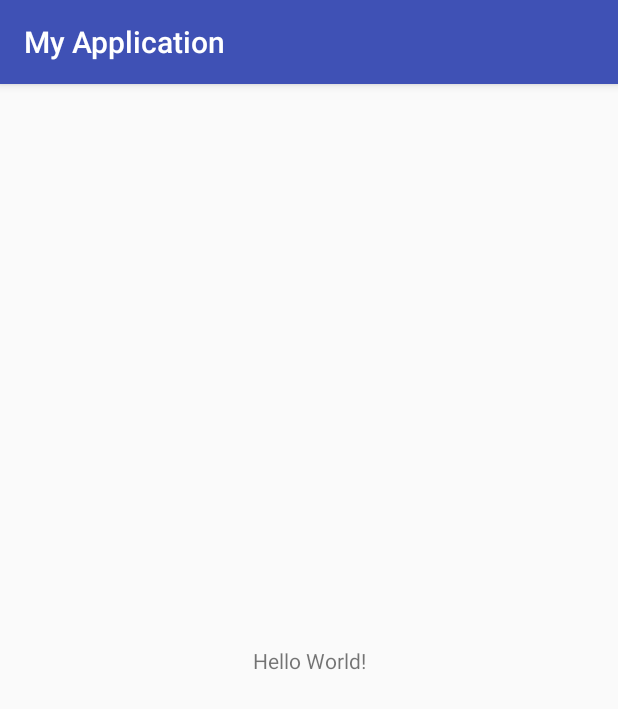
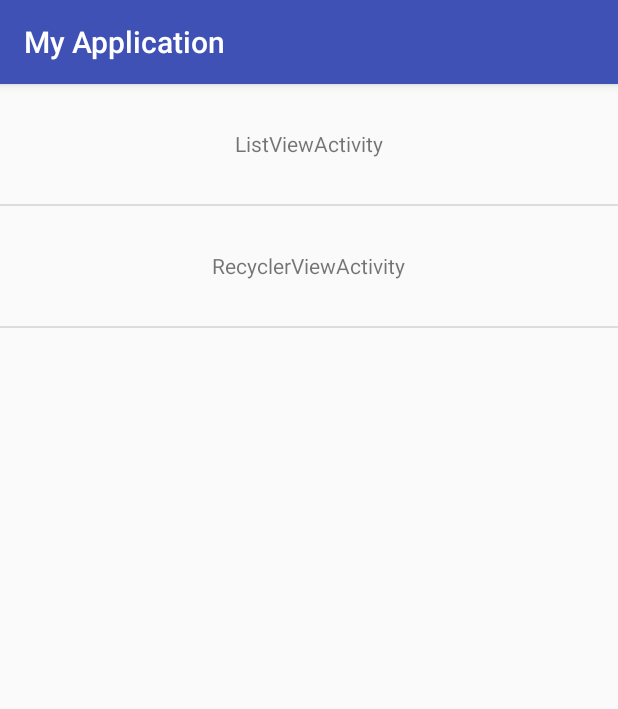
Before and after one commit to OboBear/PullToRefreshLayout, an Android app: the screen it shows after launch (MainActivity), on a phone screen of 412 x 824 dp. Shown: the top 709 px of the screen. Run offline under Robolectric (Android 15) with nearby library versions, the phone set to English and light mode, and no system bars; our stand-ins replace data binding.

```diff
--- a/app/build.gradle
+++ b/app/build.gradle
@@ -16,11 +16,15 @@ android {
             proguardFiles getDefaultProguardFile('proguard-android.txt'), 'proguard-rules.pro'
         }
     }
+    dataBinding {
+        enabled = true
+    }
 }
 
 dependencies {
-    implementation fileTree(dir: 'libs', include: ['*.jar'])
+    implementation fileTree(include: ['*.jar'], dir: 'libs')
     implementation 'com.android.support:appcompat-v7:26.1.0'
+    implementation 'com.android.support:recyclerview-v7:26.1.0'
     implementation 'com.android.support.constraint:constraint-layout:1.0.2'
     testImplementation 'junit:junit:4.12'
     androidTestImplementation 'com.android.support.test:runner:1.0.1'
--- a/app/src/main/AndroidManifest.xml
+++ b/app/src/main/AndroidManifest.xml
@@ -9,13 +9,15 @@
         android:roundIcon="@mipmap/ic_launcher_round"
         android:supportsRtl="true"
         android:theme="@style/AppTheme">
-        <activity android:name=".MainActivity">
+        <activity android:name=".main.MainActivity">
             <intent-filter>
                 <action android:name="android.intent.action.MAIN" />
 
                 <category android:name="android.intent.category.LAUNCHER" />
             </intent-filter>
         </activity>
+        <activity android:name=".listview.ListViewActivity" />
+        <activity android:name=".recyclerview.RecyclerViewActivity" />
     </application>
 
 </manifest>
--- a/app/src/main/java/com/me/obo/myapplication/MainActivity.java
+++ /dev/null
@@ -1,13 +0,0 @@
-package com.me.obo.myapplication;
-
-import android.support.v7.app.AppCompatActivity;
-import android.os.Bundle;
-
-public class MainActivity extends AppCompatActivity {
-
-    @Override
-    protected void onCreate(Bundle savedInstanceState) {
-        super.onCreate(savedInstanceState);
-        setContentView(R.layout.activity_main);
-    }
-}
--- /dev/null
+++ b/app/src/main/java/com/me/obo/myapplication/main/MainActivity.java
@@ -0,0 +1,45 @@
+package com.me.obo.myapplication.main;
+
+import android.content.Intent;
+import android.support.v7.app.AppCompatActivity;
+import android.os.Bundle;
+import android.support.v7.widget.LinearLayoutManager;
+import android.support.v7.widget.RecyclerView;
+import android.view.View;
+import android.widget.AdapterView;
+import android.widget.ListView;
+
+import com.me.obo.myapplication.R;
+import com.me.obo.myapplication.listview.ListViewActivity;
+import com.me.obo.myapplication.recyclerview.RecyclerViewAdapter;
+import com.me.obo.myapplication.recyclerview.RecyclerViewActivity;
+
+import java.util.ArrayList;
+import java.util.List;
+
+public class MainActivity extends AppCompatActivity implements AdapterView.OnItemClickListener {
+
+    ListView mListView;
+    private List<MainViewModel> mMainViewModels;
+
+    @Override
+    protected void onCreate(Bundle savedInstanceState) {
+        super.onCreate(savedInstanceState);
+        setContentView(R.layout.activity_main);
+        mListView = findViewById(R.id.lv_main);
+        mListView.setAdapter(new MainListViewAdapter(this, mMainViewModels = generateMainViewModels()));
+        mListView.setOnItemClickListener(this);
+    }
+
+    private List<MainViewModel> generateMainViewModels() {
+        List<MainViewModel> mainViewModels = new ArrayList<>();
+        mainViewModels.add(new MainViewModel("ListViewActivity", ListViewActivity.class));
+        mainViewModels.add(new MainViewModel("RecyclerViewActivity", RecyclerViewActivity.class));
+        return mainViewModels;
+    }
+
+    @Override
+    public void onItemClick(AdapterView<?> parent, View view, int position, long id) {
+        startActivity(new Intent(this, mMainViewModels.get(position).getTarget()));
+    }
+}
--- /dev/null
+++ b/app/src/main/java/com/me/obo/myapplication/main/MainListViewAdapter.java
@@ -0,0 +1,62 @@
+package com.me.obo.myapplication.main;
+
+import android.content.Context;
+import android.view.LayoutInflater;
+import android.view.View;
+import android.view.ViewGroup;
+import android.widget.BaseAdapter;
+import android.widget.TextView;
+
+import com.me.obo.myapplication.R;
+
+import java.util.List;
+
+/**
+ * @author obo
+ * @date 2018/1/23
+ */
+
+public class MainListViewAdapter extends BaseAdapter {
+    private List<MainViewModel> mMainViewModels;
+    private LayoutInflater mLayoutInflater;
+    public MainListViewAdapter(Context context, List<MainViewModel> mainViewModels) {
+        mMainViewModels = mainViewModels;
+        mLayoutInflater = (LayoutInflater) context.getSystemService(Context.LAYOUT_INFLATER_SERVICE);
+    }
+
+    @Override
+    public int getCount() {
+        return mMainViewModels.size();
+    }
+
+    @Override
+    public Object getItem(int position) {
+        return null;
+    }
+
+    @Override
+    public long getItemId(int position) {
+        return 0;
+    }
+
+    @Override
+    public View getView(int position, View convertView, ViewGroup parent) {
+        ViewHolder viewHolder;
+        if (convertView == null) {
+            convertView = mLayoutInflater.inflate(R.layout.item_main, parent, false);
+            viewHolder = new ViewHolder();
+            viewHolder.textView = convertView.findViewById(R.id.tv_main_item);
+            convertView.setTag(viewHolder);
+        } else {
+            viewHolder = (ViewHolder) convertView.getTag();
+        }
+        viewHolder.textView.setText(mMainViewModels.get(position).getItemName());
+        return convertView;
+    }
+
+
+    private static class ViewHolder {
+        TextView textView;
+    }
+
+}
--- /dev/null
+++ b/app/src/main/java/com/me/obo/myapplication/main/MainViewModel.java
@@ -0,0 +1,25 @@
+package com.me.obo.myapplication.main;
+
+import android.app.Activity;
+
+/**
+ * @author obo
+ * @date 2018/1/23
+ */
+
+public class MainViewModel {
+    private String mItemName;
+    private Class mTarget;
+    public MainViewModel(String itemName, Class target) {
+        this.mItemName = itemName;
+        this.mTarget = target;
+    }
+
+    public String getItemName() {
+        return mItemName;
+    }
+
+    public Class getTarget() {
+        return mTarget;
+    }
+}
--- a/app/src/main/res/layout/activity_main.xml
+++ b/app/src/main/res/layout/activity_main.xml
@@ -4,12 +4,12 @@
     xmlns:tools="http://schemas.android.com/tools"
     android:layout_width="match_parent"
     android:layout_height="match_parent"
-    tools:context="com.me.obo.myapplication.MainActivity">
+    tools:context="com.me.obo.myapplication.main.MainActivity">
 
-    <TextView
-        android:layout_width="wrap_content"
-        android:layout_height="wrap_content"
-        android:text="Hello World!"
+    <ListView
+        android:id="@+id/lv_main"
+        android:layout_width="match_parent"
+        android:layout_height="match_parent"
         app:layout_constraintBottom_toBottomOf="parent"
         app:layout_constraintLeft_toLeftOf="parent"
         app:layout_constraintRight_toRightOf="parent"
--- /dev/null
+++ b/app/src/main/res/layout/item_main.xml
@@ -0,0 +1,23 @@
+<?xml version="1.0" encoding="utf-8"?>
+<layout xmlns:android="http://schemas.android.com/apk/res/android"
+    xmlns:tools="http://schemas.android.com/tools">
+
+    <data>
+        <variable
+            name="MainViewModel"
+            type="com.me.obo.myapplication.main.MainViewModel" />
+    </data>
+
+    <RelativeLayout
+        android:layout_width="match_parent"
+        android:layout_height="80dp">
+
+        <TextView
+            android:id="@+id/tv_main_item"
+            android:layout_width="wrap_content"
+            android:layout_height="wrap_content"
+            android:layout_centerInParent="true"
+            android:text="@{MainViewModel.itemName}"
+            tools:text="itemName"/>
+    </RelativeLayout>
+</layout>
```
Also changed, not shown: app/src/main/java/com/me/obo/myapplication/listview/ListViewActivity.java (added, +17 -0 lines), app/src/main/java/com/me/obo/myapplication/main/MainViewHolder.java (added, +34 -0 lines), app/src/main/java/com/me/obo/myapplication/pullrefresh/PullToRefreshLayout.java (added, +155 -0 lines), app/src/main/java/com/me/obo/myapplication/recyclerview/RecyclerViewActivity.java (added, +41 -0 lines), app/src/main/java/com/me/obo/myapplication/recyclerview/RecyclerViewAdapter.java (added, +42 -0 lines), app/src/main/java/com/me/obo/myapplication/recyclerview/RecyclerViewHolder.java (added, +23 -0 lines), app/src/main/java/com/me/obo/myapplication/recyclerview/RecyclerViewModel.java (added, +16 -0 lines), app/src/main/java/com/me/obo/myapplication/tool/ScreenUtil.java (added, +26 -0 lines), app/src/main/res/layout/activity_recycler.xml (added, +23 -0 lines), app/src/main/res/layout/item_recycler.xml (added, +26 -0 lines), app/src/main/res/layout/layout_head_loading.xml (added, +12 -0 lines).
